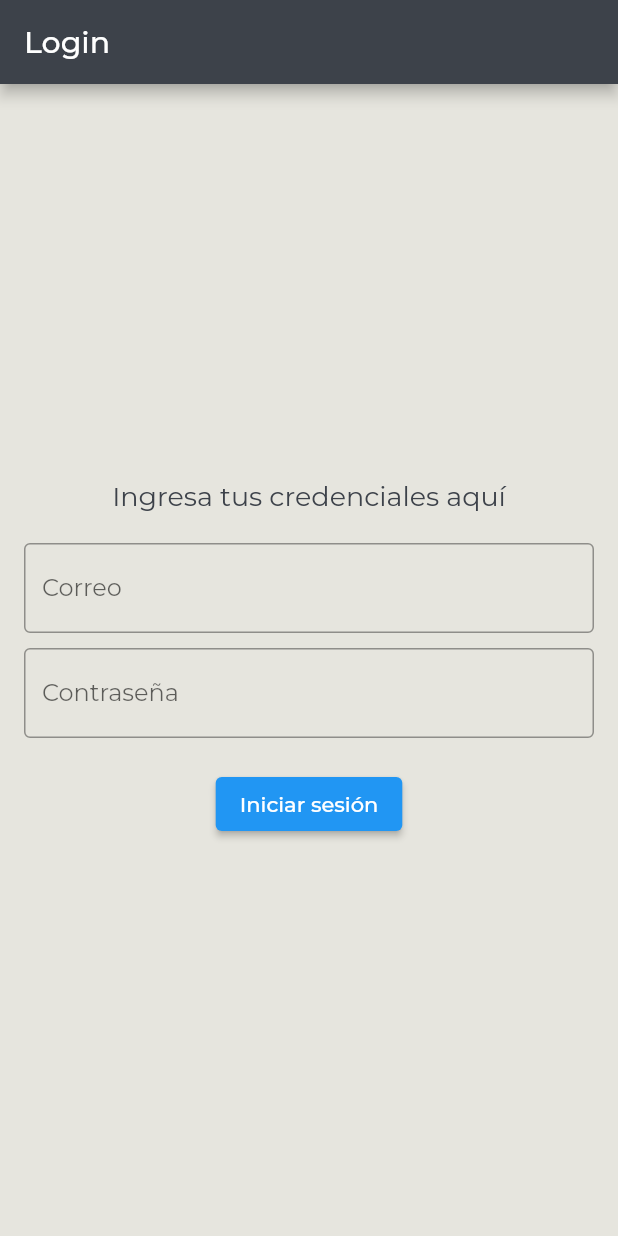
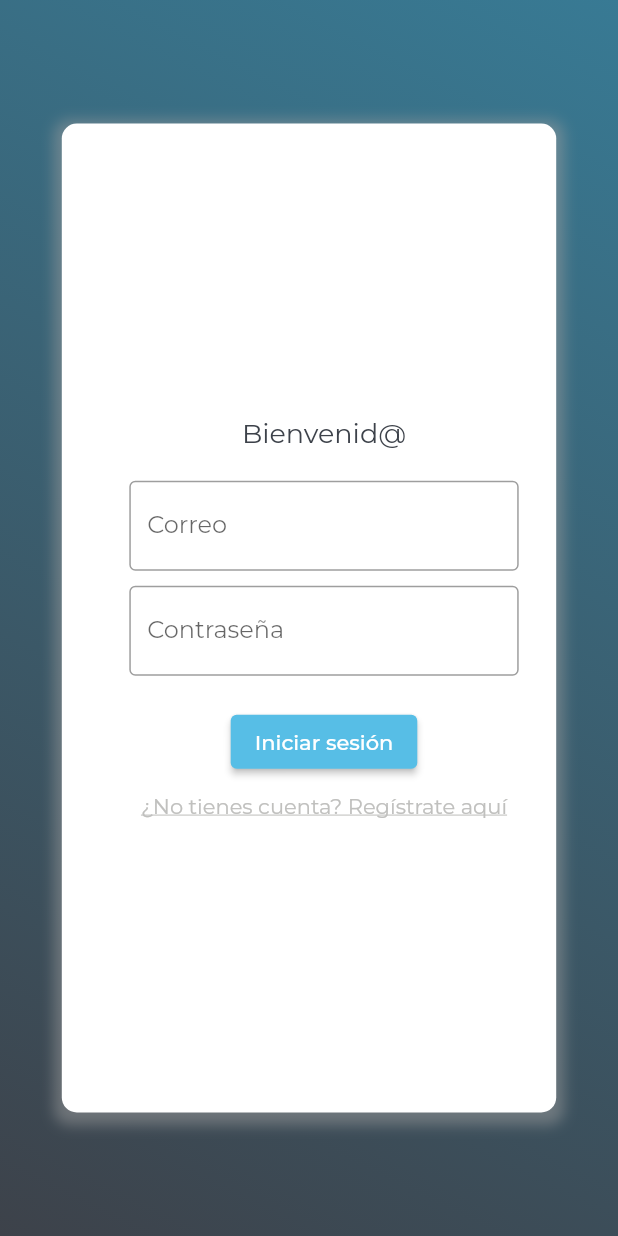
Before and after one commit to diegoaguilera4/FrontGestionTareasNEE, a Flutter app: the screen it shows after launch, on a phone screen of 412 x 824 dp. Run offline on Flutter 3.47's test engine with Material 2 defaults, Android fonts, the phone set to English and light mode, and no system bars; our stand-ins replace google_fonts.

Commit message:
Login, registro y mejoras agregar paciente

```diff
--- a/lib/main.dart
+++ b/lib/main.dart
@@ -3,6 +3,7 @@ import 'package:gestiontareas/pages/agregarPaciente.dart';
 import 'package:gestiontareas/pages/login.dart';
 import 'package:gestiontareas/pages/pacientes.dart';
 import 'package:gestiontareas/pages/profesional.dart';
+import 'package:gestiontareas/pages/registro.dart';
 import 'package:google_fonts/google_fonts.dart';
 import 'colores.dart';
 
@@ -28,7 +29,8 @@ class MyApp extends StatelessWidget {
       initialRoute: '/', // Página de inicio
       routes: {
         // Página de inicio
-        '/': (context) => LoginPage(), // Página de inicio de sesión
+        '/': (context) => LoginView(), // Página de inicio de sesión
+        '/registro': (context) => RegistroView(),
         '/profesional': (context) => const ProfesionalView(),
         '/pacientes': (context) => PacientesView(),
         '/agregarPaciente': (context) => AgregarPersonaView()
--- a/lib/pages/login.dart
+++ b/lib/pages/login.dart
@@ -1,8 +1,9 @@
 import 'package:flutter/material.dart';
+import 'package:gestiontareas/colores.dart';
 
-import '../colores.dart';
+import '../responsive.dart';
 
-class LoginPage extends StatelessWidget {
+class LoginView extends StatelessWidget {
   final TextEditingController emailController = TextEditingController();
   final TextEditingController passwordController = TextEditingController();
 
@@ -20,44 +21,101 @@ class LoginPage extends StatelessWidget {
   @override
   Widget build(BuildContext context) {
     return Scaffold(
-      appBar: AppBar(
-        title: Text('Login'),
-        backgroundColor: secondaryColor,
+      body: Container(
+        decoration: const BoxDecoration(
+          gradient: LinearGradient(
+            begin: Alignment.bottomLeft,
+            end: Alignment.topRight,
+            colors: [secondaryColor, Color.fromARGB(255, 56, 122, 148)],
           ),
-      body: Center(
-        child: Padding(
-          padding: const EdgeInsets.all(16.0),
+        ),
+        child: Center(
+          child: Container(
+            margin: EdgeInsets.symmetric(
+              horizontal: MediaQuery.of(context).size.width * 0.1,
+              vertical: MediaQuery.of(context).size.height * 0.1,
+            ),
+            padding: const EdgeInsets.all(25.0),
+            decoration: BoxDecoration(
+              color: Colors.white,
+              borderRadius: BorderRadius.circular(10.0),
+              boxShadow: [
+                BoxShadow(
+                  color: Colors.grey.withOpacity(0.5),
+                  spreadRadius: 5,
+                  blurRadius: 7,
+                  offset: Offset(0, 3),
+                ),
+              ],
+            ),
+            child: Row(
+              children: <Widget>[
+                if (Responsive.isDesktop(
+                    context)) // Comprueba si la pantalla es de escritorio
+                  Container(
+                    constraints: BoxConstraints(
+                        maxWidth: MediaQuery.of(context).size.width *
+                            0.7), // Establece un ancho máximo
+                    child: FractionallySizedBox(
+                      widthFactor: 0.7, // Establece el ancho al 70%
+                      child: Image.asset(
+                        'images/login.jpg',
+                        fit: BoxFit.contain,
+                      ),
+                    ),
+                  ),
+                const SizedBox(width: 20),
+                Expanded(
                   child: Column(
                     mainAxisAlignment: MainAxisAlignment.center,
                     children: <Widget>[
-              Text(
-                'Ingresa tus credenciales aquí',
+                      const Text(
+                        'Bienvenid@',
                         style: TextStyle(fontSize: 18.0),
                       ),
-              SizedBox(height: 20),
+                      const SizedBox(height: 20),
                       TextFormField(
                         controller: emailController,
-                decoration: InputDecoration(
+                        decoration: const InputDecoration(
                           labelText: 'Correo',
                           border: OutlineInputBorder(),
                         ),
                       ),
-              SizedBox(height: 10),
+                      const SizedBox(height: 10),
                       TextFormField(
                         controller: passwordController,
-                decoration: InputDecoration(
+                        decoration: const InputDecoration(
                           labelText: 'Contraseña',
                           border: OutlineInputBorder(),
                         ),
-                obscureText: true, // Para ocultar la contraseña
+                        obscureText: true,
                       ),
-              SizedBox(height: 20),
+                      const SizedBox(height: 20),
                       ElevatedButton(
-                onPressed: () => _login(
-                    context), // Llama a la función _login con el contexto
-                child: Text('Iniciar sesión'),
+                        style: ButtonStyle(
+                          backgroundColor:
+                              MaterialStateProperty.all<Color>(primaryColor),
+                        ),
+                        onPressed: () => _login(context),
+                        child: const Text('Iniciar sesión'),
+                      ),
+                      const SizedBox(height: 10),
+                      InkWell(
+                        onTap: () => Navigator.pushNamed(context, '/registro'),
+                        child: const Text(
+                          '¿No tienes cuenta? Regístrate aquí',
+                          style: TextStyle(
+                            color:
+                                buttonColor2, // Color para el enlace de registro
+                            decoration: TextDecoration.underline,
+                          ),
+                        ),
                       ),
                     ],
+                  ),
+                ),
+              ],
+            ),
           ),
         ),
       ),
--- a/pubspec.yaml
+++ b/pubspec.yaml
@@ -60,8 +60,8 @@ flutter:
   uses-material-design: true
 
   # To add assets to your application, add an assets section, like this:
-  # assets:
-  #   - images/a_dot_burr.jpeg
+  assets:
+    - images/login.jpg
   #   - images/a_dot_ham.jpeg
 
   # An image asset can refer to one or more resolution-specific "variants", see
```
Also changed, not shown: lib/components/sidemenu.dart (+23 -0 lines), lib/pages/agregarPaciente.dart (+55 -6 lines), lib/pages/registro.dart (added, +208 -0 lines), assets/images/login.jpg (added), 1 other file. Lines whose indentation alone changed are shown as unchanged.
